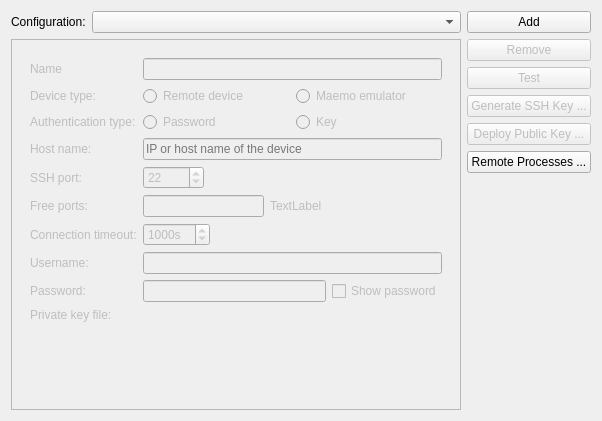
First picture: the form in src/plugins/qt4projectmanager/qt-maemo/maemodeviceconfigurationssettingswidget.ui, repository qt-creator/qt-creator, before the edit.
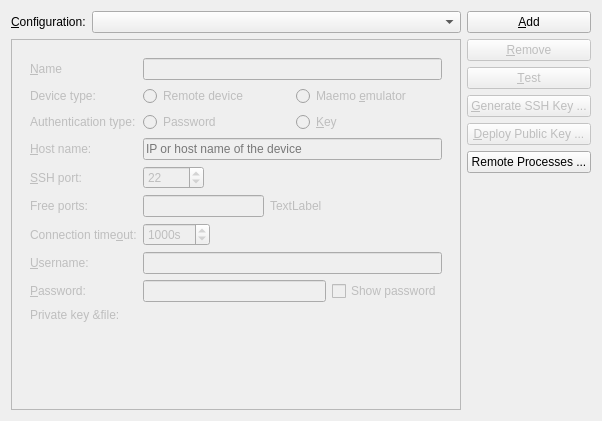
Second picture: the form after the edit. Custom widgets are drawn as their Qt base class.

Commit message: Maemo: Add some keyboard shortcuts to dialog.

Diff of the .ui file:
```diff
--- a/src/plugins/qt4projectmanager/qt-maemo/maemodeviceconfigurationssettingswidget.ui
+++ b/src/plugins/qt4projectmanager/qt-maemo/maemodeviceconfigurationssettingswidget.ui
@@ -24,7 +24,10 @@
        <item row="0" column="0">
         <widget class="QLabel" name="configurationLabel">
          <property name="text">
-          <string>Configuration:</string>
+          <string>&amp;Configuration:</string>
+         </property>
+         <property name="buddy">
+          <cstring>configurationComboBox</cstring>
          </property>
         </widget>
        </item>
@@ -70,7 +73,10 @@
            <item row="0" column="0">
             <widget class="QLabel" name="deviceNameLabel">
              <property name="text">
-              <string>Name</string>
+              <string>&amp;Name</string>
+             </property>
+             <property name="buddy">
+              <cstring>nameLineEdit</cstring>
              </property>
             </widget>
            </item>
@@ -100,7 +106,7 @@
               <item>
                <widget class="QRadioButton" name="simulatorButton">
                 <property name="text">
-                 <string>Maemo emulator</string>
+                 <string>Maemo &amp;emulator</string>
                 </property>
                </widget>
               </item>
@@ -130,7 +136,7 @@
               <item>
                <widget class="QRadioButton" name="keyButton">
                 <property name="text">
-                 <string>Key</string>
+                 <string>&amp;Key</string>
                 </property>
                </widget>
               </item>
@@ -140,7 +146,10 @@
            <item row="3" column="0">
             <widget class="QLabel" name="hostNameLabel">
              <property name="text">
-              <string>Host name:</string>
+              <string>&amp;Host name:</string>
+             </property>
+             <property name="buddy">
+              <cstring>hostLineEdit</cstring>
              </property>
             </widget>
            </item>
@@ -154,7 +163,10 @@
            <item row="4" column="0">
             <widget class="QLabel" name="sshPortLabel">
              <property name="text">
-              <string>SSH port:</string>
+              <string>&amp;SSH port:</string>
+             </property>
+             <property name="buddy">
+              <cstring>sshPortSpinBox</cstring>
              </property>
             </widget>
            </item>
@@ -229,7 +241,10 @@
            <item row="6" column="0">
             <widget class="QLabel" name="connectionTimeoutLabel">
              <property name="text">
-              <string>Connection timeout:</string>
+              <string>Connection time&amp;out:</string>
+             </property>
+             <property name="buddy">
+              <cstring>timeoutSpinBox</cstring>
              </property>
             </widget>
            </item>
@@ -269,7 +284,10 @@
            <item row="7" column="0">
             <widget class="QLabel" name="userNameLabel">
              <property name="text">
-              <string>Username:</string>
+              <string>&amp;Username:</string>
+             </property>
+             <property name="buddy">
+              <cstring>userLineEdit</cstring>
              </property>
             </widget>
            </item>
@@ -279,7 +297,10 @@
            <item row="8" column="0">
             <widget class="QLabel" name="passwordLabel">
              <property name="text">
-              <string>Password:</string>
+              <string>&amp;Password:</string>
+             </property>
+             <property name="buddy">
+              <cstring>pwdLineEdit</cstring>
              </property>
             </widget>
            </item>
@@ -304,7 +325,7 @@
            <item row="9" column="0">
             <widget class="QLabel" name="keyLabel">
              <property name="text">
-              <string>Private key file:</string>
+              <string>Private key &amp;file:</string>
              </property>
             </widget>
            </item>
@@ -324,7 +345,7 @@
      <item>
       <widget class="QPushButton" name="addConfigButton">
        <property name="text">
-        <string>Add</string>
+        <string>&amp;Add</string>
        </property>
       </widget>
      </item>
@@ -334,7 +355,7 @@
         <bool>false</bool>
        </property>
        <property name="text">
-        <string>Remove</string>
+        <string>&amp;Remove</string>
        </property>
       </widget>
      </item>
@@ -344,7 +365,7 @@
         <bool>false</bool>
        </property>
        <property name="text">
-        <string>Test</string>
+        <string>&amp;Test</string>
        </property>
       </widget>
      </item>
@@ -354,7 +375,7 @@
         <bool>false</bool>
        </property>
        <property name="text">
-        <string>Generate SSH Key ...</string>
+        <string>&amp;Generate SSH Key ...</string>
        </property>
       </widget>
      </item>
@@ -364,7 +385,7 @@
         <bool>false</bool>
        </property>
        <property name="text">
-        <string>Deploy Public Key ...</string>
+        <string>&amp;Deploy Public Key ...</string>
        </property>
       </widget>
      </item>
```
Left out of the diff: 47 changed lines with no effect on the pictures. The commit also changes 4 other files.
